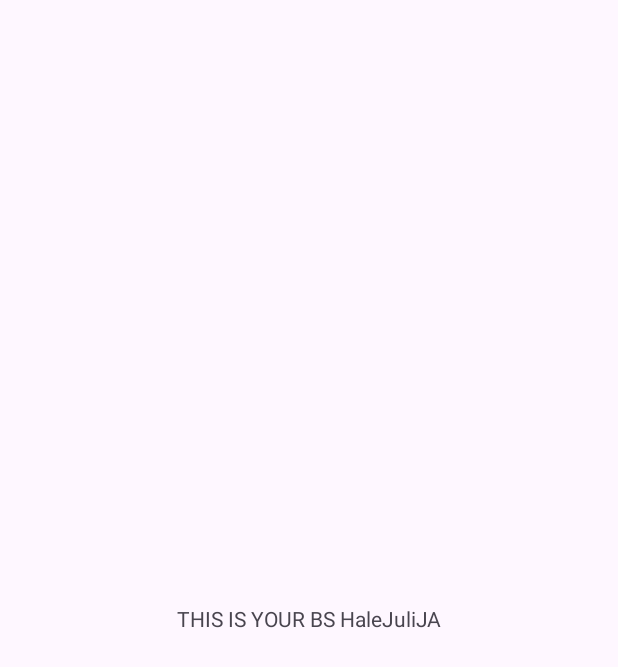
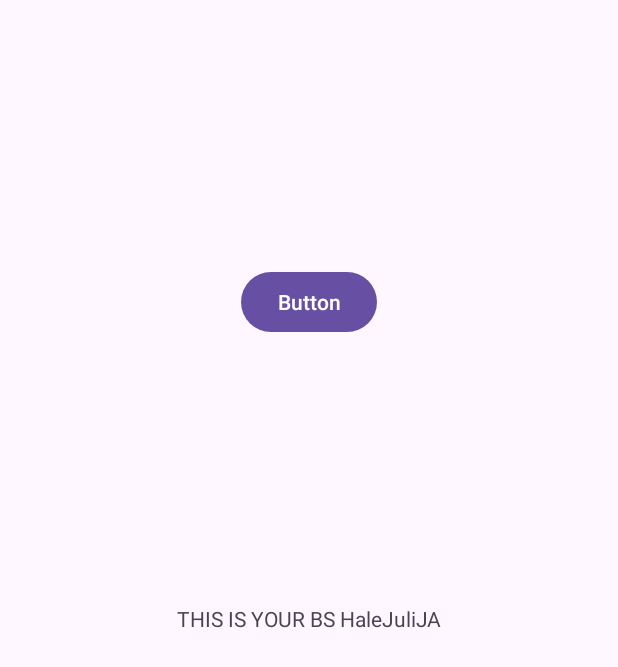
Before and after one commit to AagmaPekol/GitHub_Repository_P2_DeClutter, an Android app: the JuliasTemplate screen opened directly, with no data from a screen before it, on a phone screen of 412 x 824 dp. Shown: the top 667 px of the screen. Run offline under Robolectric (Android 15) with nearby library versions, the phone set to English and light mode, and no system bars.

Commit message:
ye
julias testttttt

```diff
--- a/P2_DeClutter_App/app/src/main/res/layout/activity_julias_template.xml
+++ b/P2_DeClutter_App/app/src/main/res/layout/activity_julias_template.xml
@@ -16,4 +16,14 @@
         app:layout_constraintEnd_toEndOf="parent"
         app:layout_constraintStart_toStartOf="parent"
         app:layout_constraintTop_toTopOf="parent" />
+
+    <Button
+        android:id="@+id/button"
+        android:layout_width="wrap_content"
+        android:layout_height="wrap_content"
+        android:text="Button"
+        app:layout_constraintBottom_toTopOf="@+id/textView4"
+        app:layout_constraintEnd_toEndOf="parent"
+        app:layout_constraintStart_toStartOf="parent"
+        app:layout_constraintTop_toTopOf="parent" />
 </androidx.constraintlayout.widget.ConstraintLayout>
```
